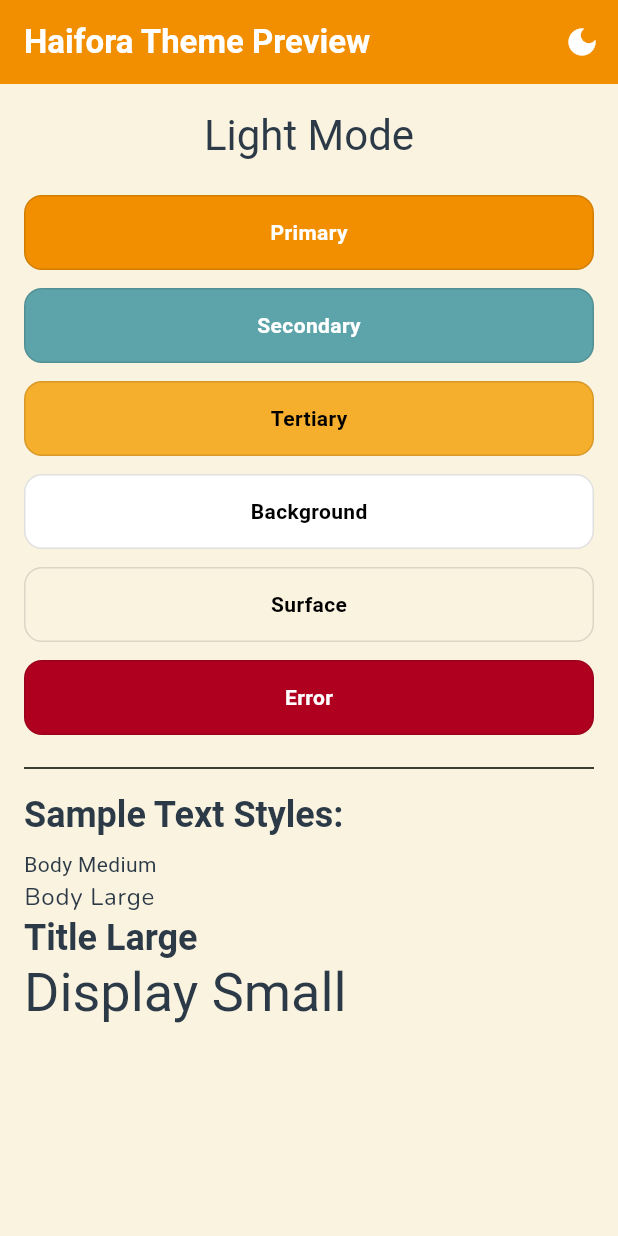
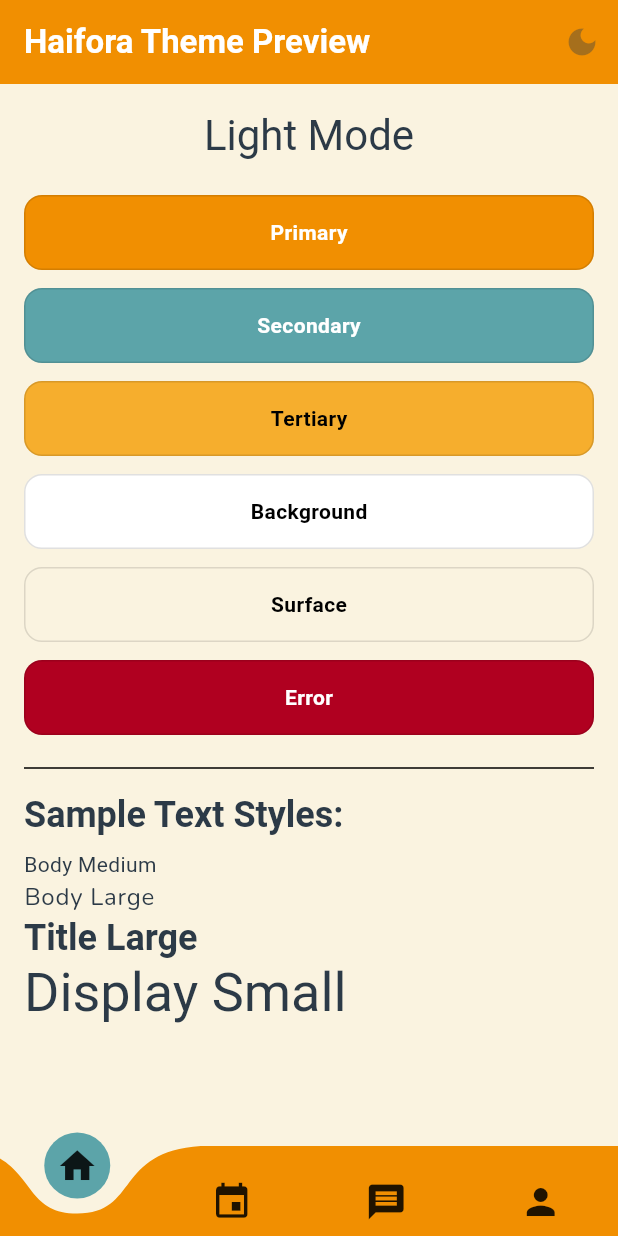
Before and after one commit to JaadAlHosaini/Haifora, a Flutter app: the screen it shows once a user with an empty profile is signed in, on a phone screen of 412 x 824 dp. Run offline on Flutter 3.47's test engine with Material 3 defaults, Android fonts, the phone set to English and light mode, and no system bars; drawn by our look-alikes of curved_navigation_bar; our stand-ins replace cloud_firestore, firebase_auth, firebase_core, google_fonts; accounts and stored records are empty.

Commit message:
added the naviagtion bar
created empty screens

```diff
--- a/lib/main.dart
+++ b/lib/main.dart
@@ -1,13 +1,17 @@
 import 'package:flutter/material.dart';
 import 'package:firebase_core/firebase_core.dart';
 import 'package:firebase_auth/firebase_auth.dart';
+import 'package:haifora/screens/main_nav_screen.dart';
 import 'firebase_options.dart';
-
+import 'package:curved_navigation_bar/curved_navigation_bar.dart';
 import 'theme.dart';
 import 'router.dart';
-import 'welcome_screen.dart';
-import 'home_screen.dart';
+import 'screens/welcome_screen.dart';
+import 'screens/home_screen.dart';
 import 'profile_setup_screen.dart';
+import 'screens/events_screen.dart';
+import 'screens/messages_screen.dart';
+
 
 void main() async {
   WidgetsFlutterBinding.ensureInitialized();
@@ -70,7 +74,7 @@ class AuthWrapper extends StatelessWidget {
         }
 
         // ✅ User logged in → send to HomeScreen
-        return HomeScreen(
+        return MainNavScreen(
           onToggleTheme: toggleTheme,
           isDarkMode: isDarkMode,
         );
--- a/lib/router.dart
+++ b/lib/router.dart
@@ -1,12 +1,12 @@
 import 'package:flutter/material.dart';
 
 // Import all your screens here
-import 'welcome_screen.dart';
+import 'screens/welcome_screen.dart';
 import 'signin_screen.dart';
 import 'signup_screen.dart';
 import 'profile_setup_screen.dart';
-import 'home_screen.dart';
-import 'profile_page.dart'; // 👈 Add this import
+import 'screens/home_screen.dart';
+import 'screens/profile_screen.dart'; // 👈 Add this import
 
 Route<dynamic> generateRoute(RouteSettings settings) {
   switch (settings.name) {
--- a/lib/home_screen.dart
+++ b/lib/screens/home_screen.dart
@@ -1,7 +1,8 @@
 import 'package:flutter/material.dart';
 
 class HomeScreen extends StatelessWidget {
-  final VoidCallback onToggleTheme;
+  final VoidCallback? onToggleTheme;
+
   final bool isDarkMode;
 
   const HomeScreen({
--- /dev/null
+++ b/lib/screens/main_nav_screen.dart
@@ -0,0 +1,62 @@
+import 'package:flutter/material.dart';
+import 'package:curved_navigation_bar/curved_navigation_bar.dart';
+import 'home_screen.dart';
+import 'events_screen.dart';
+import 'messages_screen.dart';
+import 'profile_screen.dart';
+
+class MainNavScreen extends StatefulWidget {
+  final VoidCallback? onToggleTheme;
+
+  final bool isDarkMode;
+
+  const MainNavScreen({
+    super.key,
+    required this.onToggleTheme,
+    required this.isDarkMode,
+  });
+
+  @override
+  State<MainNavScreen> createState() => _MainNavScreenState();
+}
+
+class _MainNavScreenState extends State<MainNavScreen> {
+  int _selectedIndex = 0;
+
+  final List<Widget> _pages = const [
+    HomeScreen(onToggleTheme: null, isDarkMode: false), // placeholder
+    EventsScreen(),
+    MessagesScreen(),
+    ProfilePage(),
+  ];
+
+  @override
+  Widget build(BuildContext context) {
+    final theme = Theme.of(context);
+    final items = <Widget>[
+      const Icon(Icons.home, size: 28),
+      const Icon(Icons.event, size: 28),
+      const Icon(Icons.message, size: 28),
+      const Icon(Icons.person, size: 28),
+    ];
+
+    return Scaffold(
+      extendBody: true,
+      body: _pages[_selectedIndex],
+      bottomNavigationBar: CurvedNavigationBar(
+        index: _selectedIndex,
+        items: items,
+        height: 60,
+        color: theme.colorScheme.primary,
+        buttonBackgroundColor: theme.colorScheme.secondary,
+        backgroundColor: Colors.transparent,
+        animationDuration: const Duration(milliseconds: 300),
+        onTap: (index) {
+          setState(() {
+            _selectedIndex = index;
+          });
+        },
+      ),
+    );
+  }
+}
--- a/lib/signup_screen.dart
+++ b/lib/signup_screen.dart
@@ -48,7 +48,8 @@ class _SignUpScreenState extends State<SignUpScreen> {
       if (!mounted) return;
 
       // ✅ Navigate to Profile Setup after sign-up
-      Navigator.pushReplacement(
+      // ✅ Navigate normally (not replacing the root)
+      await Navigator.push(
         context,
         MaterialPageRoute(builder: (_) => const ProfileSetupScreen()),
       );
--- a/pubspec.yaml
+++ b/pubspec.yaml
@@ -10,7 +10,8 @@ environment:
 dependencies:
   flutter:
     sdk: flutter
-
+  curved_navigation_bar:
+    path: ./curved_navigation_bar
   # UI & Fonts
   google_fonts: ^6.2.1
   cupertino_icons: ^1.0.8
```
Also changed, not shown: lib/profile_setup_screen.dart (+6 -10 lines), lib/screens/events_screen.dart (added, +21 -0 lines), lib/screens/messages_screen.dart (added, +21 -0 lines), lib/signin_screen.dart (+2 -10 lines), lib/screens/profile_screen.dart (renamed from lib/profile_page.dart), lib/screens/welcome_screen.dart (renamed from lib/welcome_screen.dart), pubspec.lock.
